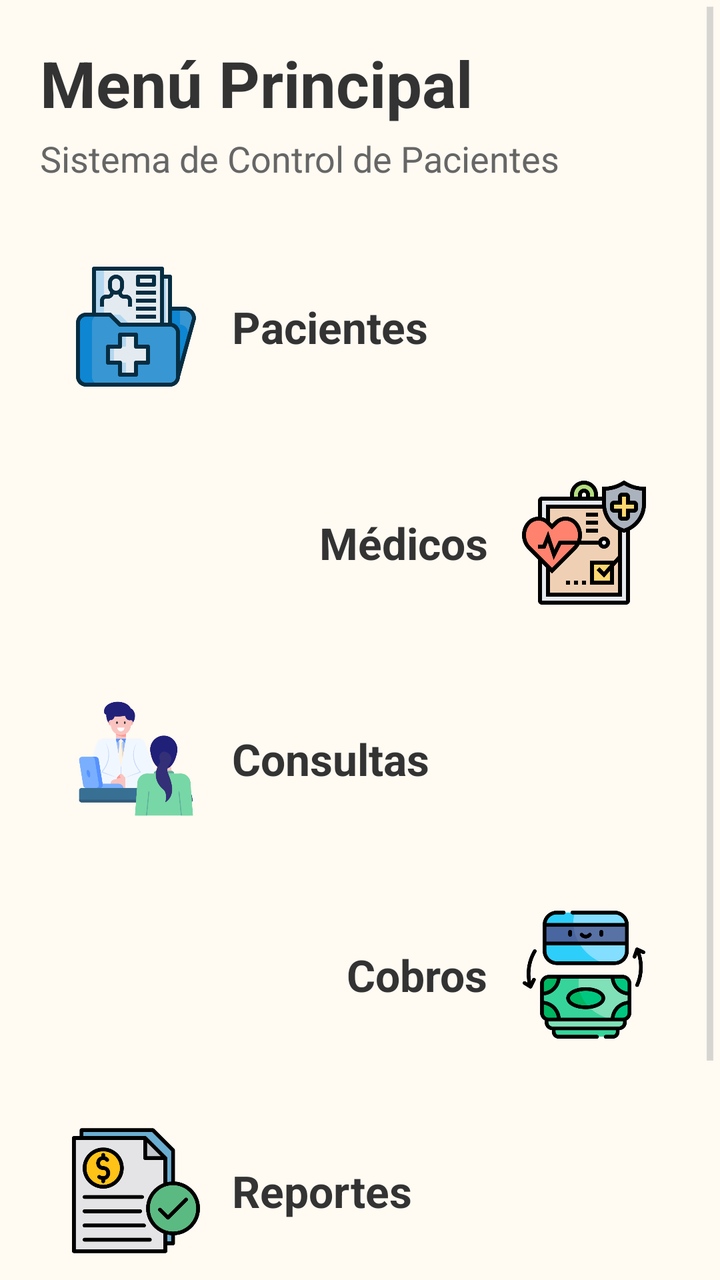
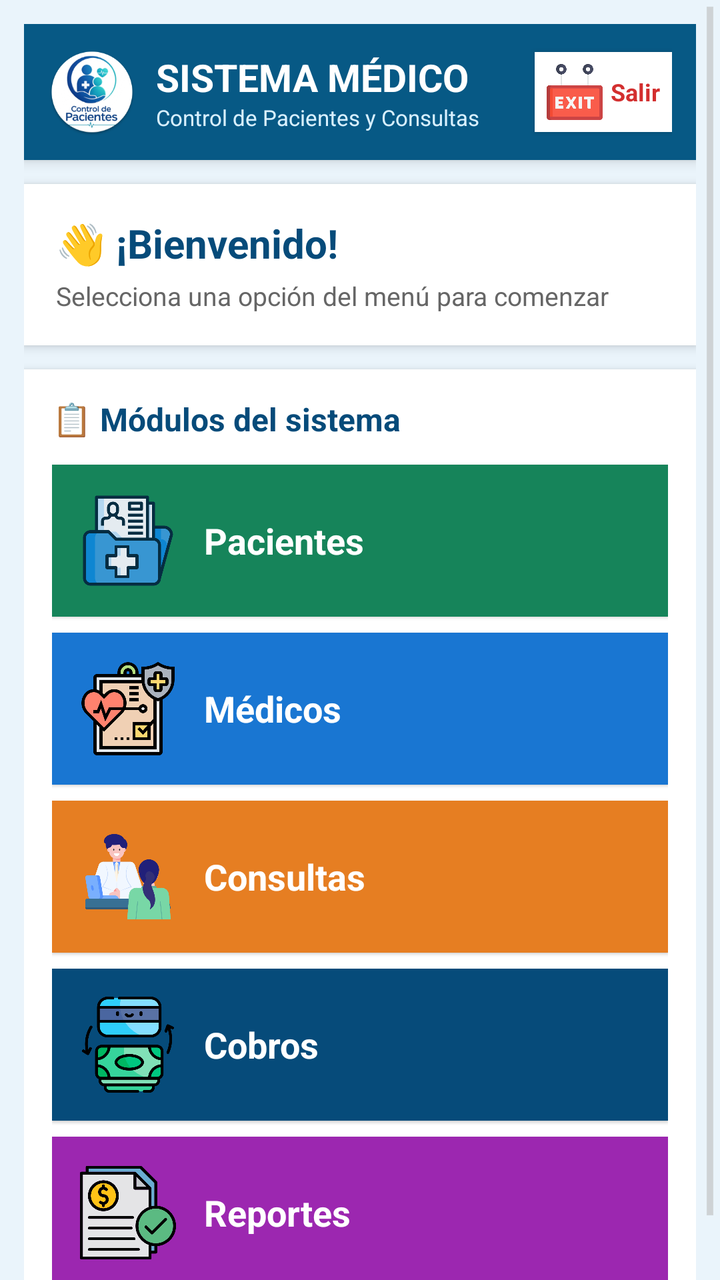

Compare the two renders of this Android layout. The source of the first and the diff that turns it into the second are given below.
<!-- AndroidManifest.xml: application theme android:Theme.Holo.Light -->
<!-- res/layout/activity_main.xml -->
<?xml version="1.0" encoding="utf-8"?>
<ScrollView xmlns:android="http://schemas.android.com/apk/res/android"
    android:layout_width="match_parent"
    android:layout_height="match_parent"
    android:background="#F0F0F0"
    android:fillViewport="true">

    <LinearLayout
        android:layout_width="match_parent"
        android:layout_height="wrap_content"
        android:background="#fffaf2"
        android:orientation="vertical"
        android:padding="20dp" >

        
        <TextView
            android:layout_width="wrap_content"
            android:layout_height="wrap_content"
            android:text="Menú Principal"
            android:textSize="32sp"
            android:textStyle="bold"
            android:textColor="#333333"
            android:layout_marginBottom="4dp"/>

        <TextView
            android:layout_width="wrap_content"
            android:layout_height="wrap_content"
            android:text="Sistema de Control de Pacientes"
            android:textSize="18sp"
            android:textColor="#666666"
            android:layout_marginBottom="24dp"/>

        
        <LinearLayout
            android:id="@+id/btnPacientes"
            android:layout_width="match_parent"
            android:layout_height="wrap_content"
            android:orientation="horizontal"
            android:gravity="center_vertical"
            android:background="?android:attr/selectableItemBackground"
            android:clickable="true"
            android:focusable="true"
            android:padding="16dp"
            android:layout_marginBottom="12dp">

            <ImageView
                android:layout_width="64dp"
                android:layout_height="64dp"
                android:src="@drawable/pacientes"
                android:scaleType="fitCenter"
                android:contentDescription="Pacientes"/>

            <TextView
                android:layout_width="wrap_content"
                android:layout_height="wrap_content"
                android:text="Pacientes"
                android:textSize="22sp"
                android:textStyle="bold"
                android:textColor="#333333"
                android:layout_marginStart="16dp"/>
        </LinearLayout>

        
        <LinearLayout
            android:id="@+id/btnMedicos"
            android:layout_width="match_parent"
            android:layout_height="wrap_content"
            android:orientation="horizontal"
            android:gravity="center_vertical|end"
            android:background="?android:attr/selectableItemBackground"
            android:clickable="true"
            android:focusable="true"
            android:padding="16dp"
            android:layout_marginBottom="12dp">

            <TextView
                android:layout_width="wrap_content"
                android:layout_height="wrap_content"
                android:text="Médicos"
                android:textSize="22sp"
                android:textStyle="bold"
                android:textColor="#333333"
                android:layout_marginEnd="16dp"/>

            <ImageView
                android:layout_width="64dp"
                android:layout_height="64dp"
                android:src="@drawable/medicos"
                android:scaleType="fitCenter"
                android:contentDescription="Médicos"/>
        </LinearLayout>

        
        <LinearLayout
            android:id="@+id/btnConsultas"
            android:layout_width="match_parent"
            android:layout_height="wrap_content"
            android:orientation="horizontal"
            android:gravity="center_vertical"
            android:background="?android:attr/selectableItemBackground"
            android:clickable="true"
            android:focusable="true"
            android:padding="16dp"
            android:layout_marginBottom="12dp">

            <ImageView
                android:layout_width="64dp"
                android:layout_height="64dp"
                android:src="@drawable/consultas"
                android:scaleType="fitCenter"
                android:contentDescription="Consultas"/>

            <TextView
                android:layout_width="wrap_content"
                android:layout_height="wrap_content"
                android:text="Consultas"
                android:textSize="22sp"
                android:textStyle="bold"
                android:textColor="#333333"
                android:layout_marginStart="16dp"/>
        </LinearLayout>

        
        <LinearLayout
            android:id="@+id/btnCobros"
            android:layout_width="match_parent"
            android:layout_height="wrap_content"
            android:orientation="horizontal"
            android:gravity="center_vertical|end"
            android:background="?android:attr/selectableItemBackground"
            android:clickable="true"
            android:focusable="true"
            android:padding="16dp"
            android:layout_marginBottom="12dp">

            <TextView
                android:layout_width="wrap_content"
                android:layout_height="wrap_content"
                android:text="Cobros"
                android:textSize="22sp"
                android:textStyle="bold"
                android:textColor="#333333"
                android:layout_marginEnd="16dp"/>

            <ImageView
                android:layout_width="64dp"
                android:layout_height="64dp"
                android:src="@drawable/cobros"
                android:scaleType="fitCenter"
                android:contentDescription="Cobros"/>
        </LinearLayout>

        
        <LinearLayout
            android:id="@+id/btnReportes"
            android:layout_width="match_parent"
            android:layout_height="wrap_content"
            android:orientation="horizontal"
            android:gravity="center_vertical"
            android:background="?android:attr/selectableItemBackground"
            android:clickable="true"
            android:focusable="true"
            android:padding="16dp"
            android:layout_marginBottom="24dp">

            <ImageView
                android:layout_width="64dp"
                android:layout_height="64dp"
                android:src="@drawable/reportes"
                android:scaleType="fitCenter"
                android:contentDescription="Reportes"/>

            <TextView
                android:layout_width="wrap_content"
                android:layout_height="wrap_content"
                android:text="Reportes"
                android:textSize="22sp"
                android:textStyle="bold"
                android:textColor="#333333"
                android:layout_marginStart="16dp"/>
        </LinearLayout>

        
        <LinearLayout
            android:id="@+id/btnSalir"
            android:layout_width="match_parent"
            android:layout_height="wrap_content"
            android:orientation="horizontal"
            android:gravity="center"
            android:background="?android:attr/selectableItemBackground"
            android:clickable="true"
            android:focusable="true"
            android:padding="16dp">

            <ImageView
                android:layout_width="48dp"
                android:layout_height="48dp"
                android:src="@drawable/salir"
                android:scaleType="fitCenter"
                android:contentDescription="Salir"/>

            <TextView
                android:layout_width="wrap_content"
                android:layout_height="wrap_content"
                android:text="Salir"
                android:textSize="20sp"
                android:textStyle="bold"
                android:textColor="#D32F2F"
                android:layout_marginStart="12dp"/>
        </LinearLayout>

    </LinearLayout>
</ScrollView>
<!-- resources referenced by this layout -->
<resources>
  <!-- drawable cobros: png bitmap (drawable-ldpi, 28381 bytes) -->
  <!-- drawable consultas: png bitmap (drawable-ldpi, 28691 bytes) -->
  <!-- drawable medicos: png bitmap (drawable-ldpi, 23468 bytes) -->
  <!-- drawable pacientes: png bitmap (drawable-ldpi, 16137 bytes) -->
  <!-- drawable reportes: png bitmap (drawable-ldpi, 28891 bytes) -->
  <!-- drawable salir: png bitmap (drawable-ldpi, 15325 bytes) -->
</resources>

<!-- the commit's change to res/layout/activity_main.xml (unified diff, before → after) -->
@@ -2,212 +2,304 @@
 <ScrollView xmlns:android="http://schemas.android.com/apk/res/android"
     android:layout_width="match_parent"
     android:layout_height="match_parent"
-    android:background="#F0F0F0"
+    android:background="#EAF4FB"
     android:fillViewport="true">
 
     <LinearLayout
         android:layout_width="match_parent"
         android:layout_height="wrap_content"
-        android:background="#fffaf2"
         android:orientation="vertical"
-        android:padding="20dp" >
-
-        
-        <TextView
-            android:layout_width="wrap_content"
-            android:layout_height="wrap_content"
-            android:text="Menú Principal"
-            android:textSize="32sp"
-            android:textStyle="bold"
-            android:textColor="#333333"
-            android:layout_marginBottom="4dp"/>
-
-        <TextView
-            android:layout_width="wrap_content"
-            android:layout_height="wrap_content"
-            android:text="Sistema de Control de Pacientes"
-            android:textSize="18sp"
-            android:textColor="#666666"
-            android:layout_marginBottom="24dp"/>
-
-        
+        android:padding="12dp">
+
+        
+        
+        
+
         <LinearLayout
-            android:id="@+id/btnPacientes"
             android:layout_width="match_parent"
             android:layout_height="wrap_content"
             android:orientation="horizontal"
             android:gravity="center_vertical"
-            android:background="?android:attr/selectableItemBackground"
-            android:clickable="true"
-            android:focusable="true"
+            android:background="#075985"
+            android:padding="12dp"
+            android:elevation="4dp">
+
+            <ImageView
+                android:layout_width="44dp"
+                android:layout_height="44dp"
+                android:src="@drawable/ic_launcher2"
+                android:contentDescription="Logo Sistema" />
+
+            <LinearLayout
+                android:layout_width="0dp"
+                android:layout_height="wrap_content"
+                android:layout_weight="1"
+                android:orientation="vertical"
+                android:layout_marginStart="10dp">
+
+                <TextView
+                    android:layout_width="wrap_content"
+                    android:layout_height="wrap_content"
+                    android:text="SISTEMA MÉDICO"
+                    android:textSize="19sp"
+                    android:textStyle="bold"
+                    android:textColor="#FFFFFF" />
+
+                <TextView
+                    android:layout_width="wrap_content"
+                    android:layout_height="wrap_content"
+                    android:text="Control de Pacientes y Consultas"
+                    android:textSize="11sp"
+                    android:textColor="#D8F0FF" />
+
+            </LinearLayout>
+
+            
+            <LinearLayout
+                android:id="@+id/btnSalir"
+                android:layout_width="wrap_content"
+                android:layout_height="wrap_content"
+                android:orientation="horizontal"
+                android:gravity="center"
+                android:background="#FFFFFF"
+                android:padding="6dp"
+                android:clickable="true"
+                android:focusable="true"
+                android:elevation="2dp">
+
+                <ImageView
+                    android:layout_width="28dp"
+                    android:layout_height="28dp"
+                    android:src="@drawable/salir"
+                    android:scaleType="fitCenter"
+                    android:contentDescription="Salir" />
+
+                <TextView
+                    android:layout_width="wrap_content"
+                    android:layout_height="wrap_content"
+                    android:text="Salir"
+                    android:textSize="12sp"
+                    android:textStyle="bold"
+                    android:textColor="#D32F2F"
+                    android:layout_marginStart="4dp" />
+
+            </LinearLayout>
+
+        </LinearLayout>
+
+        
+        
+        
+
+        <LinearLayout
+            android:layout_width="match_parent"
+            android:layout_height="wrap_content"
+            android:orientation="vertical"
+            android:background="#FFFFFF"
             android:padding="16dp"
-            android:layout_marginBottom="12dp">
-
-            <ImageView
-                android:layout_width="64dp"
-                android:layout_height="64dp"
-                android:src="@drawable/pacientes"
-                android:scaleType="fitCenter"
-                android:contentDescription="Pacientes"/>
+            android:layout_marginTop="12dp"
+            android:elevation="3dp">
 
             <TextView
                 android:layout_width="wrap_content"
                 android:layout_height="wrap_content"
-                android:text="Pacientes"
-                android:textSize="22sp"
+                android:text="👋 ¡Bienvenido!"
+                android:textSize="20sp"
                 android:textStyle="bold"
-                android:textColor="#333333"
-                android:layout_marginStart="16dp"/>
+                android:textColor="#064B7A" />
+
+            <TextView
+                android:layout_width="wrap_content"
+                android:layout_height="wrap_content"
+                android:text="Selecciona una opción del menú para comenzar"
+                android:textSize="13sp"
+                android:textColor="#666666"
+                android:layout_marginTop="4dp" />
+
         </LinearLayout>
 
         
+        
+        
+
         <LinearLayout
-            android:id="@+id/btnMedicos"
             android:layout_width="match_parent"
             android:layout_height="wrap_content"
-            android:orientation="horizontal"
-            android:gravity="center_vertical|end"
-            android:background="?android:attr/selectableItemBackground"
-            android:clickable="true"
-            android:focusable="true"
-            android:padding="16dp"
-            android:layout_marginBottom="12dp">
+            android:orientation="vertical"
+            android:background="#FFFFFF"
+            android:padding="14dp"
+            android:layout_marginTop="12dp"
+            android:elevation="3dp">
 
             <TextView
                 android:layout_width="wrap_content"
                 android:layout_height="wrap_content"
-                android:text="Médicos"
-                android:textSize="22sp"
+                android:text="📋 Módulos del sistema"
+                android:textSize="16sp"
                 android:textStyle="bold"
-                android:textColor="#333333"
-                android:layout_marginEnd="16dp"/>
-
-            <ImageView
-                android:layout_width="64dp"
-                android:layout_height="64dp"
-                android:src="@drawable/medicos"
-                android:scaleType="fitCenter"
-                android:contentDescription="Médicos"/>
+                android:textColor="#064B7A"
+                android:layout_marginBottom="12dp" />
+
+            
+            <LinearLayout
+                android:id="@+id/btnPacientes"
+                android:layout_width="match_parent"
+                android:layout_height="wrap_content"
+                android:orientation="horizontal"
+                android:gravity="center_vertical"
+                android:background="#16845A"
+                android:clickable="true"
+                android:focusable="true"
+                android:padding="14dp"
+                android:layout_marginBottom="8dp"
+                android:elevation="1dp">
+
+                <ImageView
+                    android:layout_width="48dp"
+                    android:layout_height="48dp"
+                    android:src="@drawable/pacientes"
+                    android:scaleType="fitCenter"
+                    android:contentDescription="Pacientes"/>
+
+                <TextView
+                    android:layout_width="wrap_content"
+                    android:layout_height="wrap_content"
+                    android:text="Pacientes"
+                    android:textSize="18sp"
+                    android:textStyle="bold"
+                    android:textColor="#FFFFFF"
+                    android:layout_marginStart="14dp"/>
+            </LinearLayout>
+
+            
+            <LinearLayout
+                android:id="@+id/btnMedicos"
+                android:layout_width="match_parent"
+                android:layout_height="wrap_content"
+                android:orientation="horizontal"
+                android:gravity="center_vertical"
+                android:background="#1976D2"
+                android:clickable="true"
+                android:focusable="true"
+                android:padding="14dp"
+                android:layout_marginBottom="8dp"
+                android:elevation="1dp">
+
+                <ImageView
+                    android:layout_width="48dp"
+                    android:layout_height="48dp"
+                    android:src="@drawable/medicos"
+                    android:scaleType="fitCenter"
+                    android:contentDescription="Médicos"/>
+
+                <TextView
+                    android:layout_width="wrap_content"
+                    android:layout_height="wrap_content"
+                    android:text="Médicos"
+                    android:textSize="18sp"
+                    android:textStyle="bold"
+                    android:textColor="#FFFFFF"
+                    android:layout_marginStart="14dp"/>
+            </LinearLayout>
+
+            
+            <LinearLayout
+                android:id="@+id/btnConsultas"
+                android:layout_width="match_parent"
+                android:layout_height="wrap_content"
+                android:orientation="horizontal"
+                android:gravity="center_vertical"
+                android:background="#E67E22"
+                android:clickable="true"
+                android:focusable="true"
+                android:padding="14dp"
+                android:layout_marginBottom="8dp"
+                android:elevation="1dp">
+
+                <ImageView
+                    android:layout_width="48dp"
+                    android:layout_height="48dp"
+                    android:src="@drawable/consultas"
+                    android:scaleType="fitCenter"
+                    android:contentDescription="Consultas"/>
+
+                <TextView
+                    android:layout_width="wrap_content"
+                    android:layout_height="wrap_content"
+                    android:text="Consultas"
+                    android:textSize="18sp"
+                    android:textStyle="bold"
+                    android:textColor="#FFFFFF"
+                    android:layout_marginStart="14dp"/>
+            </LinearLayout>
+
+            
+            <LinearLayout
+                android:id="@+id/btnCobros"
+                android:layout_width="match_parent"
+                android:layout_height="wrap_content"
+                android:orientation="horizontal"
+                android:gravity="center_vertical"
+                android:background="#064B7A"
+                android:clickable="true"
+                android:focusable="true"
+                android:padding="14dp"
+                android:layout_marginBottom="8dp"
+                android:elevation="1dp">
+
+                <ImageView
+                    android:layout_width="48dp"
+                    android:layout_height="48dp"
+                    android:src="@drawable/cobros"
+                    android:scaleType="fitCenter"
+                    android:contentDescription="Cobros"/>
+
+                <TextView
+                    android:layout_width="wrap_content"
+                    android:layout_height="wrap_content"
+                    android:text="Cobros"
+                    android:textSize="18sp"
+                    android:textStyle="bold"
+                    android:textColor="#FFFFFF"
+                    android:layout_marginStart="14dp"/>
+            </LinearLayout>
+
+            
+            <LinearLayout
+                android:id="@+id/btnReportes"
+                android:layout_width="match_parent"
+                android:layout_height="wrap_content"
+                android:orientation="horizontal"
+                android:gravity="center_vertical"
+                android:background="#9C27B0"
+                android:clickable="true"
+                android:focusable="true"
+                android:padding="14dp"
+                android:elevation="1dp">
+
+                <ImageView
+                    android:layout_width="48dp"
+                    android:layout_height="48dp"
+                    android:src="@drawable/reportes"
+                    android:scaleType="fitCenter"
+                    android:contentDescription="Reportes"/>
+
+                <TextView
+                    android:layout_width="wrap_content"
+                    android:layout_height="wrap_content"
+                    android:text="Reportes"
+                    android:textSize="18sp"
+                    android:textStyle="bold"
+                    android:textColor="#FFFFFF"
+                    android:layout_marginStart="14dp"/>
+            </LinearLayout>
+
         </LinearLayout>
 
         
-        <LinearLayout
-            android:id="@+id/btnConsultas"
-            android:layout_width="match_parent"
-            android:layout_height="wrap_content"
-            android:orientation="horizontal"
-            android:gravity="center_vertical"
-            android:background="?android:attr/selectableItemBackground"
-            android:clickable="true"
-            android:focusable="true"
-            android:padding="16dp"
-            android:layout_marginBottom="12dp">
-
-            <ImageView
-                android:layout_width="64dp"
-                android:layout_height="64dp"
-                android:src="@drawable/consultas"
-                android:scaleType="fitCenter"
-                android:contentDescription="Consultas"/>
-
-            <TextView
-                android:layout_width="wrap_content"
-                android:layout_height="wrap_content"
-                android:text="Consultas"
-                android:textSize="22sp"
-                android:textStyle="bold"
-                android:textColor="#333333"
-                android:layout_marginStart="16dp"/>
-        </LinearLayout>
-
-        
-        <LinearLayout
-            android:id="@+id/btnCobros"
-            android:layout_width="match_parent"
-            android:layout_height="wrap_content"
-            android:orientation="horizontal"
-            android:gravity="center_vertical|end"
-            android:background="?android:attr/selectableItemBackground"
-            android:clickable="true"
-            android:focusable="true"
-            android:padding="16dp"
-            android:layout_marginBottom="12dp">
-
-            <TextView
-                android:layout_width="wrap_content"
-                android:layout_height="wrap_content"
-                android:text="Cobros"
-                android:textSize="22sp"
-                android:textStyle="bold"
-                android:textColor="#333333"
-                android:layout_marginEnd="16dp"/>
-
-            <ImageView
-                android:layout_width="64dp"
-                android:layout_height="64dp"
-                android:src="@drawable/cobros"
-                android:scaleType="fitCenter"
-                android:contentDescription="Cobros"/>
-        </LinearLayout>
-
-        
-        <LinearLayout
-            android:id="@+id/btnReportes"
-            android:layout_width="match_parent"
-            android:layout_height="wrap_content"
-            android:orientation="horizontal"
-            android:gravity="center_vertical"
-            android:background="?android:attr/selectableItemBackground"
-            android:clickable="true"
-            android:focusable="true"
-            android:padding="16dp"
-            android:layout_marginBottom="24dp">
-
-            <ImageView
-                android:layout_width="64dp"
-                android:layout_height="64dp"
-                android:src="@drawable/reportes"
-                android:scaleType="fitCenter"
-                android:contentDescription="Reportes"/>
-
-            <TextView
-                android:layout_width="wrap_content"
-                android:layout_height="wrap_content"
-                android:text="Reportes"
-                android:textSize="22sp"
-                android:textStyle="bold"
-                android:textColor="#333333"
-                android:layout_marginStart="16dp"/>
-        </LinearLayout>
-
-        
-        <LinearLayout
-            android:id="@+id/btnSalir"
-            android:layout_width="match_parent"
-            android:layout_height="wrap_content"
-            android:orientation="horizontal"
-            android:gravity="center"
-            android:background="?android:attr/selectableItemBackground"
-            android:clickable="true"
-            android:focusable="true"
-            android:padding="16dp">
-
-            <ImageView
-                android:layout_width="48dp"
-                android:layout_height="48dp"
-                android:src="@drawable/salir"
-                android:scaleType="fitCenter"
-                android:contentDescription="Salir"/>
-
-            <TextView
-                android:layout_width="wrap_content"
-                android:layout_height="wrap_content"
-                android:text="Salir"
-                android:textSize="20sp"
-                android:textStyle="bold"
-                android:textColor="#D32F2F"
-                android:layout_marginStart="12dp"/>
-        </LinearLayout>
+        
+        
 
     </LinearLayout>
+
 </ScrollView>
<!-- resource entries referenced after the edit -->
@@ -2,6 +2,7 @@
 <resources>
   <!-- drawable cobros: png bitmap (drawable-ldpi, 28381 bytes) -->
   <!-- drawable consultas: png bitmap (drawable-ldpi, 28691 bytes) -->
+  <!-- drawable ic_launcher2: png bitmap (drawable-hdpi, 41960 bytes) -->
   <!-- drawable medicos: png bitmap (drawable-ldpi, 23468 bytes) -->
   <!-- drawable pacientes: png bitmap (drawable-ldpi, 16137 bytes) -->
   <!-- drawable reportes: png bitmap (drawable-ldpi, 28891 bytes) -->
